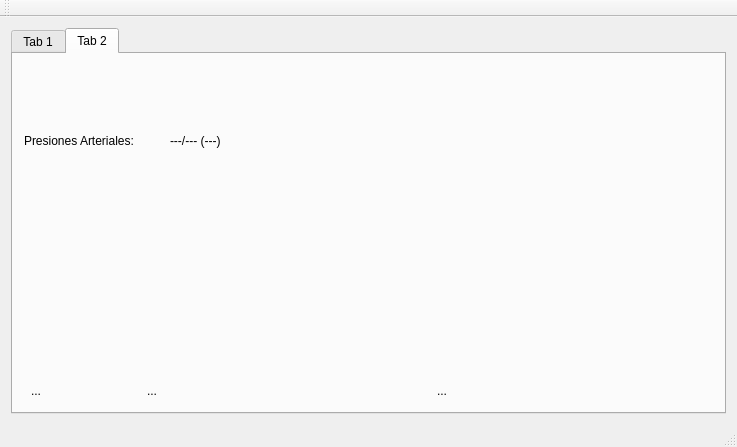
Before: the Qt Designer form mainwindow.ui in omarCamargo/serialPortQt, drawn with Qt 5.
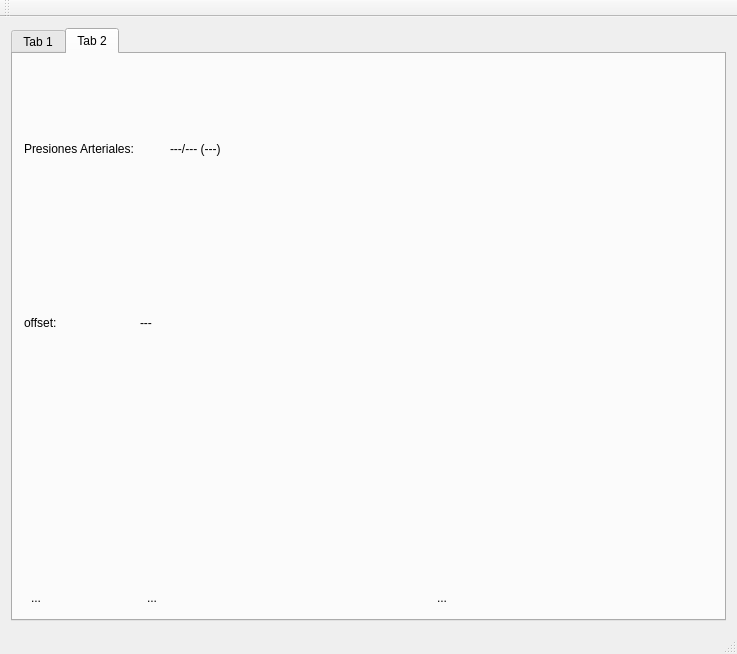
After: the same form once the commit is applied. The open tabs and pages were chosen to show the change. Icons and pictures are not drawn. Custom widgets are drawn as their Qt base class.

Patch:
```diff
--- a/mainwindow.ui
+++ b/mainwindow.ui
@@ -7,7 +7,7 @@
     <x>0</x>
     <y>0</y>
     <width>737</width>
-    <height>447</height>
+    <height>654</height>
    </rect>
   </property>
   <property name="windowTitle">
@@ -230,6 +230,13 @@
         <string>Tab 2</string>
        </attribute>
        <layout class="QGridLayout" name="gridLayout_3">
+        <item row="1" column="0">
+         <widget class="QLabel" name="label_9">
+          <property name="text">
+           <string>offset:</string>
+          </property>
+         </widget>
+        </item>
         <item row="0" column="0">
          <widget class="QLabel" name="label_10">
           <property name="text">
@@ -237,7 +244,7 @@
           </property>
          </widget>
         </item>
-        <item row="2" column="3">
+        <item row="3" column="3">
          <widget class="QToolButton" name="toolButton_2">
           <property name="toolTip">
            <string>Exportar datos</string>
@@ -267,7 +274,7 @@
           </property>
          </widget>
         </item>
-        <item row="2" column="0">
+        <item row="3" column="0">
          <widget class="QToolButton" name="toolButton">
           <property name="toolTip">
            <string>Parar</string>
@@ -290,10 +297,10 @@
           </property>
          </widget>
         </item>
-        <item row="1" column="0" colspan="5">
+        <item row="2" column="0" colspan="5">
          <widget class="QwtPlot" name="widgetToPlot"/>
         </item>
-        <item row="2" column="1">
+        <item row="3" column="1">
          <widget class="QToolButton" name="toolButton_3">
           <property name="toolTip">
            <string>Borrar datos</string>
@@ -316,6 +323,13 @@
           </property>
          </widget>
         </item>
+        <item row="1" column="1" colspan="4">
+         <widget class="QLabel" name="lblOffset">
+          <property name="text">
+           <string>---</string>
+          </property>
+         </widget>
+        </item>
        </layout>
       </widget>
      </widget>
```
Left out of the diff: 2 changed lines with no effect on the pictures.
